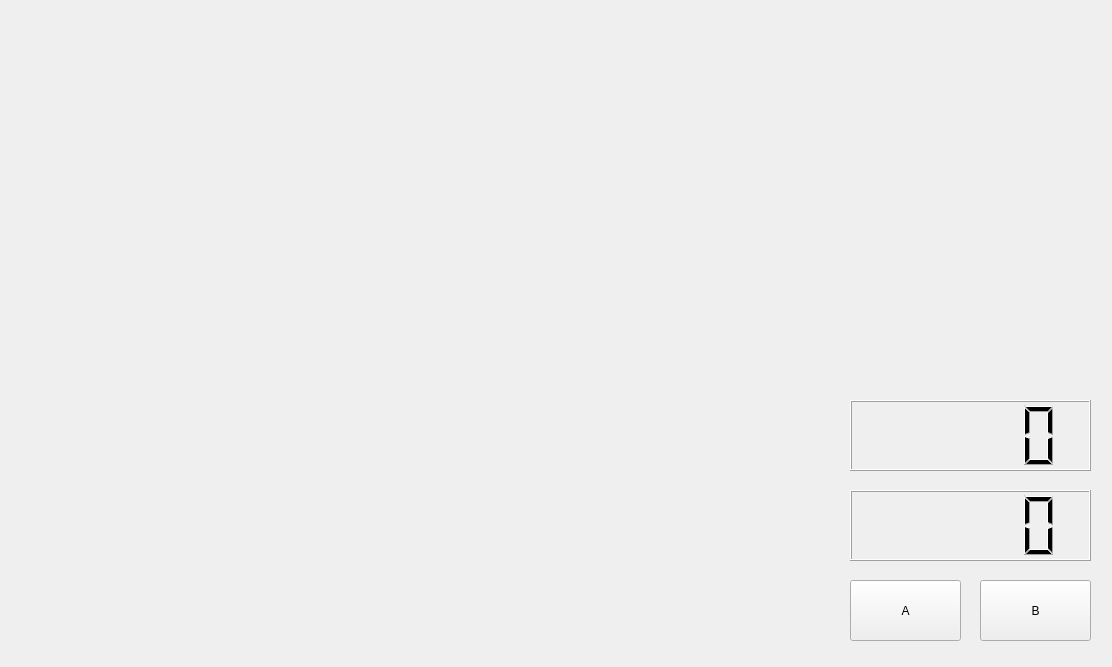
Above: GUI.ui from pico-pass/graph_maker before the change. Below: the same form after it.
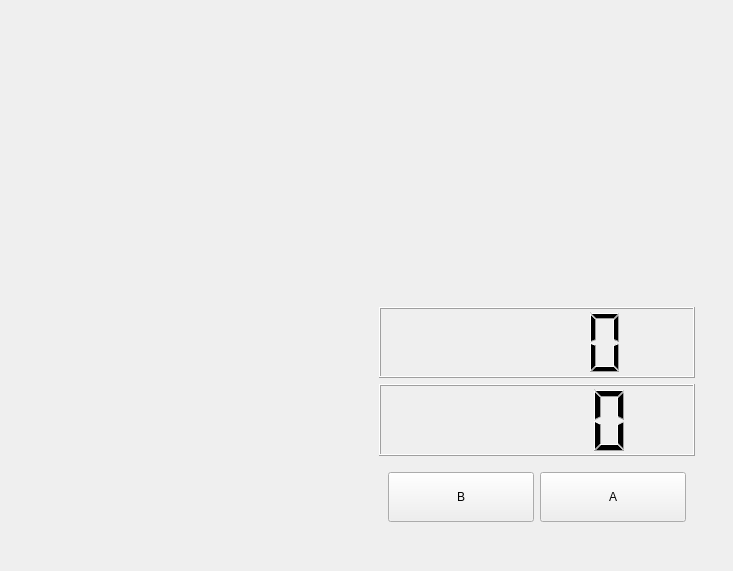
That is the form after the change.

Commit message: ui 완?성

The edit to the form file:
```diff
--- a/GUI.ui
+++ b/GUI.ui
@@ -6,59 +6,86 @@
    <rect>
     <x>0</x>
     <y>0</y>
-    <width>1112</width>
-    <height>667</height>
+    <width>733</width>
+    <height>571</height>
    </rect>
   </property>
   <property name="windowTitle">
    <string>Form</string>
   </property>
-  <widget class="QPushButton" name="A_btn">
-   <property name="geometry">
-    <rect>
-     <x>850</x>
-     <y>580</y>
-     <width>111</width>
-     <height>61</height>
-    </rect>
-   </property>
-   <property name="text">
-    <string>A</string>
-   </property>
-  </widget>
-  <widget class="QPushButton" name="B_btn">
-   <property name="geometry">
-    <rect>
-     <x>980</x>
-     <y>580</y>
-     <width>111</width>
-     <height>61</height>
-    </rect>
-   </property>
-   <property name="text">
-    <string>B</string>
-   </property>
-  </widget>
-  <widget class="QLCDNumber" name="turb_display">
-   <property name="geometry">
-    <rect>
-     <x>850</x>
-     <y>490</y>
-     <width>241</width>
-     <height>71</height>
-    </rect>
-   </property>
-  </widget>
-  <widget class="QLCDNumber" name="water_display">
-   <property name="geometry">
-    <rect>
-     <x>850</x>
-     <y>400</y>
-     <width>241</width>
-     <height>71</height>
-    </rect>
-   </property>
-  </widget>
+  <layout class="QGridLayout" name="gridLayout">
+   <item row="0" column="0">
+    <widget class="QWidget" name="widget_3" native="true">
+     <layout class="QVBoxLayout" name="verticalLayout_2">
+      <item>
+       <widget class="QWidget" name="widget_5" native="true">
+        <layout class="QHBoxLayout" name="horizontalLayout_3">
+         <item>
+          <widget class="QWidget" name="water_level" native="true"/>
+         </item>
+         <item>
+          <widget class="QWidget" name="water_turb" native="true"/>
+         </item>
+        </layout>
+       </widget>
+      </item>
+      <item>
+       <widget class="QWidget" name="widget_4" native="true">
+        <layout class="QHBoxLayout" name="horizontalLayout_2">
+         <item>
+          <widget class="QWidget" name="both" native="true"/>
+         </item>
+         <item>
+          <widget class="QWidget" name="widget" native="true">
+           <layout class="QVBoxLayout" name="verticalLayout">
+            <item>
+             <widget class="QLCDNumber" name="water_display"/>
+            </item>
+            <item>
+             <widget class="QLCDNumber" name="turb_display"/>
+            </item>
+            <item>
+             <widget class="QWidget" name="widget_2" native="true">
+              <layout class="QHBoxLayout" name="horizontalLayout">
+               <item>
+                <widget class="QPushButton" name="B_btn">
+                 <property name="minimumSize">
+                  <size>
+                   <width>0</width>
+                   <height>50</height>
+                  </size>
+                 </property>
+                 <property name="text">
+                  <string>B</string>
+                 </property>
+                </widget>
+               </item>
+               <item>
+                <widget class="QPushButton" name="A_btn">
+                 <property name="minimumSize">
+                  <size>
+                   <width>0</width>
+                   <height>50</height>
+                  </size>
+                 </property>
+                 <property name="text">
+                  <string>A</string>
+                 </property>
+                </widget>
+               </item>
+              </layout>
+             </widget>
+            </item>
+           </layout>
+          </widget>
+         </item>
+        </layout>
+       </widget>
+      </item>
+     </layout>
+    </widget>
+   </item>
+  </layout>
  </widget>
  <resources/>
  <connections/>
```
The commit also changes 1 other file.
